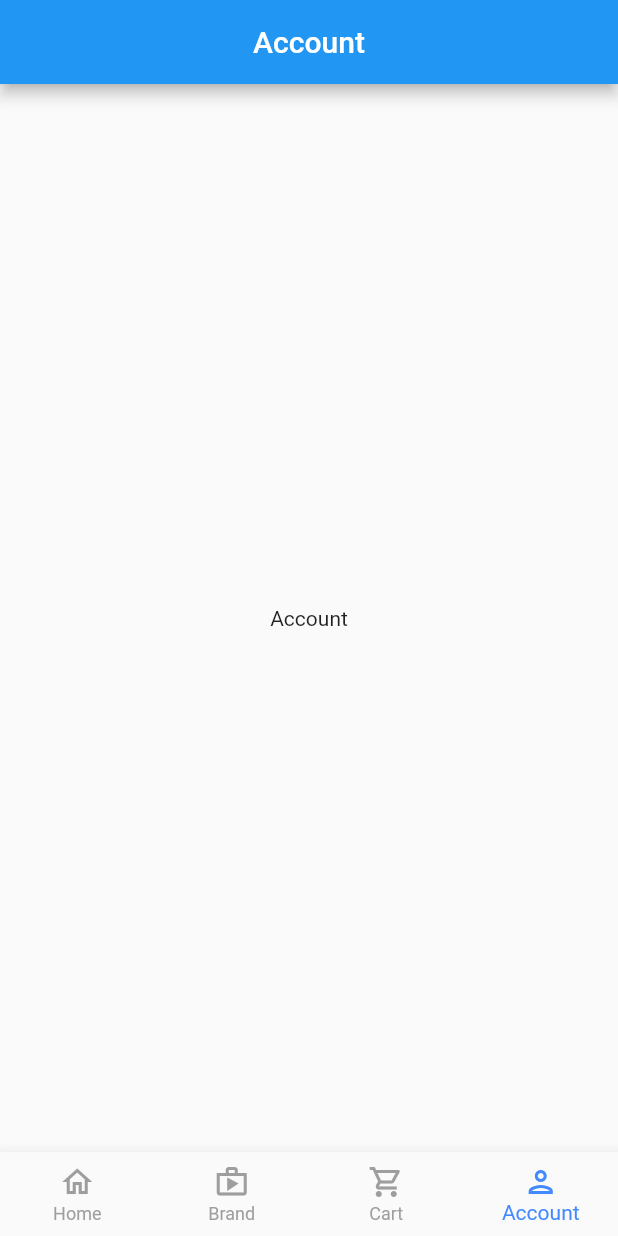
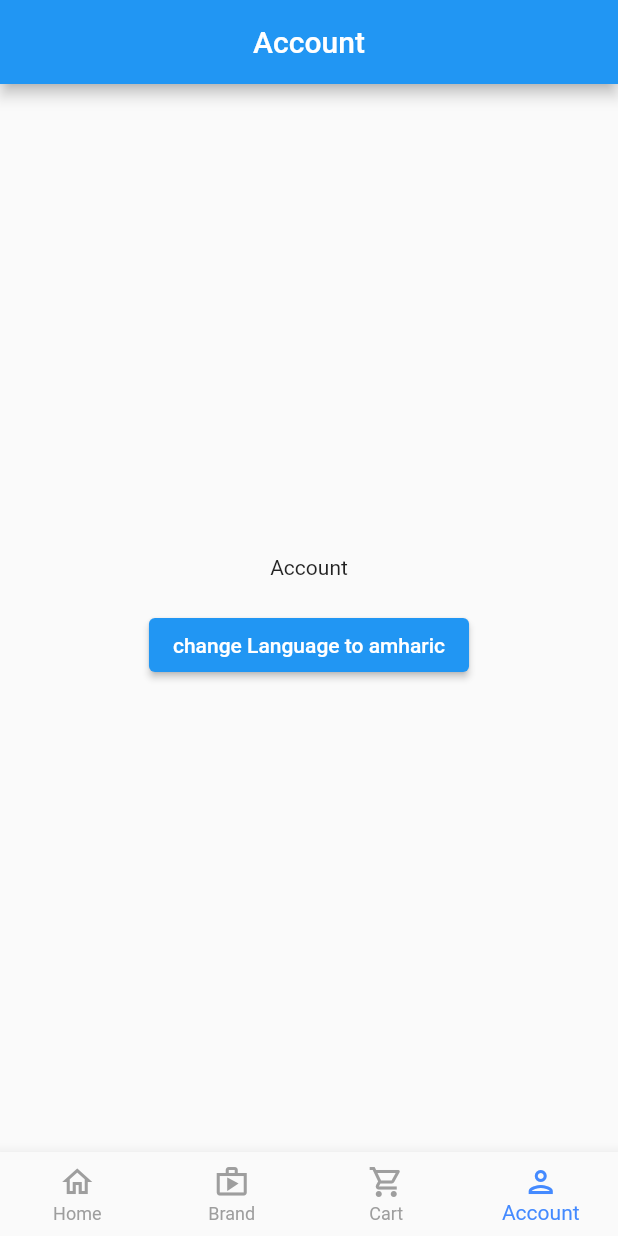
Before and after one commit to Birhan-Zebeaman-Tech/ecommerce_app, a Flutter app: the screen it shows after launch, item 4 of the bottom bar chosen, on a phone screen of 412 x 824 dp. Run offline on Flutter 3.47's test engine with Material 2 defaults, Android fonts, the phone set to English and light mode, and no system bars; our stand-ins replace bloc, flutter_bloc; generated files the repository leaves out were written again.

Commit message:
add localization

```diff
--- /dev/null
+++ b/lib/bloc/locale/locale_cubit.dart
@@ -0,0 +1,11 @@
+import 'package:bloc/bloc.dart';
+import 'package:flutter/material.dart';
+
+part 'locale_state.dart';
+
+class LocaleCubit extends Cubit<LocaleState> {
+  LocaleCubit() : super(LocaleState(locale: const Locale('en', 'US')));
+  void changeLanguage(Locale language) {
+    emit(LocaleState(locale: state.locale = language));
+  }
+}
--- /dev/null
+++ b/lib/bloc/locale/locale_state.dart
@@ -0,0 +1,5 @@
+part of 'locale_cubit.dart';
+class LocaleState {
+  Locale locale;
+  LocaleState({required this.locale});
+}
--- a/lib/main.dart
+++ b/lib/main.dart
@@ -1,8 +1,9 @@
-import 'package:ecommerce_app/bloc/bloc.dart';
+import 'package:ecommerce_app/bloc/locale/locale_cubit.dart';
 import 'package:ecommerce_app/screens/screens.dart';
 import 'package:ecommerce_app/config/config.dart';
 import 'package:flutter/material.dart';
 import 'package:flutter_bloc/flutter_bloc.dart';
+import 'package:flutter_gen/gen_l10n/app_localizations.dart';
 
 void main() {
   runApp(const MyApp());
@@ -13,14 +14,24 @@ class MyApp extends StatelessWidget {
 
   @override
   Widget build(BuildContext context) {
+    return BlocProvider(
+      create: (context) => LocaleCubit(),
+      child: BlocBuilder<LocaleCubit, LocaleState>(
+        builder: (context, state) {
           return MaterialApp(
             debugShowCheckedModeBanner: false,
-      title: 'Ecommerce App',
+            onGenerateTitle: (context) => AppLocalizations.of(context).appTitle,
             theme: ThemeData(
               primarySwatch: Colors.blue,
             ),
             initialRoute: bottomNavRouteName,
             onGenerateRoute: AppRoutes.generateRoute,
+            localizationsDelegates: AppLocalizations.localizationsDelegates,
+            supportedLocales: AppLocalizations.supportedLocales,
+            locale: state.locale,
+          );
+        },
+      ),
     );
   }
 }
--- a/lib/screens/account/account_fragment.dart
+++ b/lib/screens/account/account_fragment.dart
@@ -1,4 +1,8 @@
+import 'package:ecommerce_app/bloc/locale/locale_cubit.dart';
 import 'package:flutter/material.dart';
+import 'package:flutter_bloc/flutter_bloc.dart';
+import 'package:flutter_gen/gen_l10n/app_localizations.dart';
+
 class AccountFragment extends StatefulWidget {
   const AccountFragment({super.key});
 
@@ -7,11 +11,37 @@ class AccountFragment extends StatefulWidget {
 }
 
 class _AccountFragmentState extends State<AccountFragment> {
+  late AppLocalizations _local;
+  @override
+  void didChangeDependencies() {
+    _local = AppLocalizations.of(context);
+    super.didChangeDependencies();
+  }
+
   @override
   Widget build(BuildContext context) {
     return Scaffold(
-      appBar: AppBar(title: const Text('Account'),centerTitle: true,),
-      body: const Center(child: Text('Account')),
+      appBar: AppBar(
+        title: Text(_local.account),
+        centerTitle: true,
+      ),
+      body: Center(
+          child: Column(
+            mainAxisAlignment: MainAxisAlignment.center,
+        children: <Widget>[
+          Text(_local.account),
+          const SizedBox(
+            height: 20.0,
+          ),
+          ElevatedButton(
+            child: const Text('change Language to amharic'),
+            onPressed: () {
+              BlocProvider.of<LocaleCubit>(context)
+                  .changeLanguage(const Locale('am', 'ET'));
+            },
+          )
+        ],
+      )),
     );
   }
 }
--- a/lib/screens/bottom_nav/bottom_nav.dart
+++ b/lib/screens/bottom_nav/bottom_nav.dart
@@ -1,6 +1,7 @@
 import 'package:ecommerce_app/bloc/bloc.dart';
 import 'package:flutter/material.dart';
 import 'package:flutter_bloc/flutter_bloc.dart';
+import 'package:flutter_gen/gen_l10n/app_localizations.dart';
 
 import 'package:ecommerce_app/screens/screens.dart';
 
@@ -12,6 +13,12 @@ class BottomNav extends StatefulWidget {
 }
 
 class _BottomNavState extends State<BottomNav> {
+    late AppLocalizations _local;
+  @override
+  void didChangeDependencies() {
+    _local = AppLocalizations.of(context);
+    super.didChangeDependencies();
+  }
   @override
   Widget build(BuildContext context) {
     return BlocBuilder<BottomNavCubit, BottomNavState>(
@@ -19,15 +26,15 @@ class _BottomNavState extends State<BottomNav> {
         return Scaffold(
           body: callPage(state.bottomNavIndex),
           bottomNavigationBar: BottomNavigationBar(
-          items: const [
+          items:  [
             BottomNavigationBarItem(
-                icon: Icon(Icons.home_outlined), label: 'Home'),
+                icon: const Icon(Icons.home_outlined), label: _local.home),
             BottomNavigationBarItem(
-                icon: Icon(Icons.shop_outlined), label: 'Brand'),
+                icon: const Icon(Icons.shop_outlined), label: _local.brand),
             BottomNavigationBarItem(
-                icon: Icon(Icons.shopping_cart_outlined), label: 'Cart'),
+                icon: const Icon(Icons.shopping_cart_outlined), label: _local.cart),
             BottomNavigationBarItem(
-                icon: Icon(Icons.person_outlined), label: 'Account'),
+                icon: const Icon(Icons.person_outlined), label: _local.account),
           ],
           type: BottomNavigationBarType.fixed,
           selectedItemColor: Colors.blueAccent,
--- a/pubspec.yaml
+++ b/pubspec.yaml
@@ -31,12 +31,15 @@ environment:
 dependencies:
   flutter:
     sdk: flutter
+  flutter_localizations:
+    sdk: flutter
 
 
   # The following adds the Cupertino Icons font to your application.
   # Use with the CupertinoIcons class for iOS style icons.
   cupertino_icons: ^1.0.2
   flutter_bloc: ^8.1.1
+  intl: ^0.17.0
 
 dev_dependencies:
   flutter_test:
@@ -59,6 +62,7 @@ flutter:
   # included with your application, so that you can use the icons in
   # the material Icons class.
   uses-material-design: true
+  generate: true
 
   # To add assets to your application, add an assets section, like this:
   # assets:
```
Also changed, not shown: lib/l10n/app_am.arb (added, +8 -0 lines), lib/l10n/app_en.arb (added, +8 -0 lines), lib/screens/brand/brand_fragment.dart (+9 -2 lines), lib/screens/cart/cart_fragment.dart (+9 -2 lines), lib/screens/home/home_fragment.dart (+9 -2 lines), lib/localization/localization.dart (deleted), pubspec.lock, 1 other file. Lines whose indentation alone changed are shown as unchanged.
